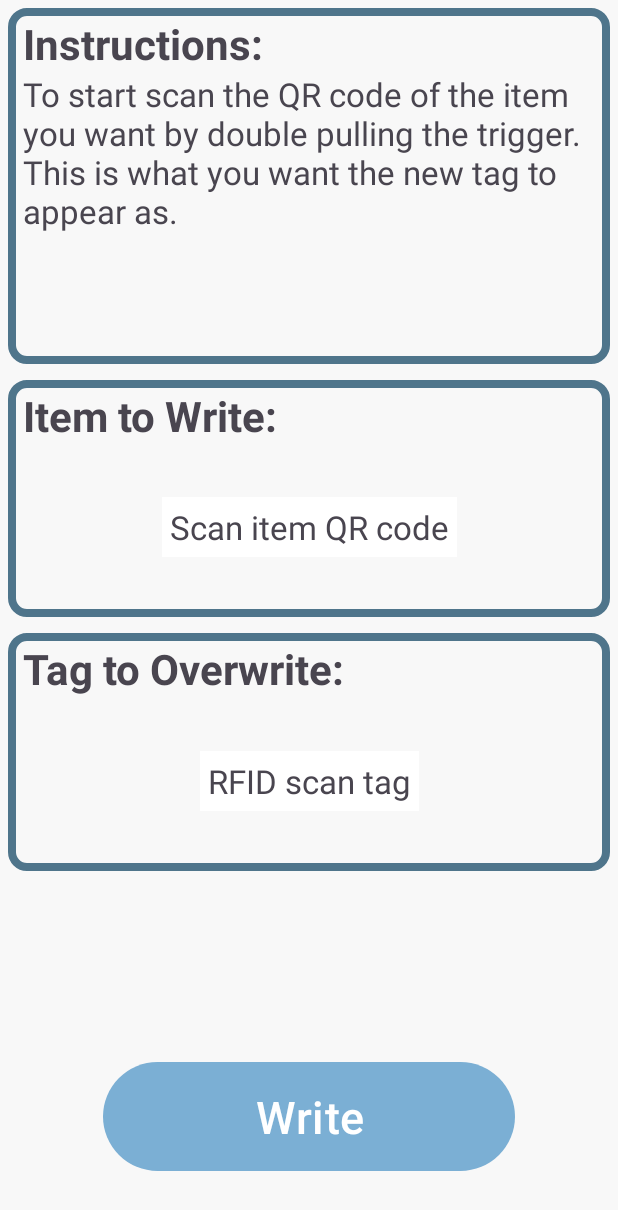
After one commit to Buttonlab/LabInventoryApp, an Android app: the layout fragment_write_tag.xml on its own in the app's theme, with its tools: preview values and no code run, on a phone screen of 412 x 824 dp. The commit adds this screen. Shown: the top 1210 px of the screen. Run offline under Robolectric (Android 15) with nearby library versions, the phone set to English and light mode, and no system bars.

Commit message:
Adding Write Tag page and making improvements on multiple pages

```diff
--- a/app/src/main/java/com/example/multipagetesting2/InventoryViewModel.kt
+++ b/app/src/main/java/com/example/multipagetesting2/InventoryViewModel.kt
@@ -56,7 +56,7 @@ class InventoryViewModel(): ViewModel() {
     private var mInventoryResponder: InventoryCommand
     private var mBarcodeResponder: BarcodeCommand
     //private val mAlertCommand: AlertCommand
-    val command: InventoryCommand
+    private val command: InventoryCommand
 
     init {
         //mCommander = outCommander
@@ -80,7 +80,7 @@ class InventoryViewModel(): ViewModel() {
         // Also capture the responses that were not from App commands
         mInventoryResponder.setCaptureNonLibraryResponses(true)
 
-        mInventoryResponder.transponderReceivedDelegate = ITransponderReceivedDelegate { transponder, moreAvailable ->
+        mInventoryResponder.transponderReceivedDelegate = ITransponderReceivedDelegate { transponder, _ ->
             if (sendRSSI) {
                 sendEpcRssiNotification("${transponder.epc}:${transponder.rssi}")
             }
--- a/app/src/main/java/com/example/multipagetesting2/MainActivity.kt
+++ b/app/src/main/java/com/example/multipagetesting2/MainActivity.kt
@@ -201,6 +201,11 @@ class  MainActivity : AppCompatActivity() {
             R.id.apiQueueFragment -> {
                 val navController = findNavController(R.id.nav_host_fragment_content_main)
                 navController.navigate(R.id.apiQueueFragment)
+                true
+            }
+            R.id.writeTagFragment -> {
+                val navController = findNavController(R.id.nav_host_fragment_content_main)
+                navController.navigate(R.id.writeTagFragment)
                 true
             }
             R.id.connect_reader_menu_item -> {
--- a/app/src/main/java/com/example/multipagetesting2/TagFinderFragment.kt
+++ b/app/src/main/java/com/example/multipagetesting2/TagFinderFragment.kt
@@ -425,8 +425,10 @@ class TagFinderFragment : Fragment() {
         }
 
         // Triggering the text changed listener if the user had selected a tag
-        if (basicModel.getSelectedTag().isNotEmpty()) {
-            mTargetTagEditText.setText(basicModel.getSelectedTag())
+        if (basicModel.writeTarget.isNotEmpty()) {
+            mTargetTagEditText.setText(basicModel.writeTarget)
+        } else if (basicModel.selectedTag.isNotEmpty()) {
+            mTargetTagEditText.setText(basicModel.selectedTag)
         }
 
         // Calling the API cells function
--- a/app/src/main/res/layout/fragment_summary.xml
+++ b/app/src/main/res/layout/fragment_summary.xml
@@ -4,7 +4,7 @@
     xmlns:tools="http://schemas.android.com/tools"
     android:layout_width="match_parent"
     android:layout_height="match_parent"
-    tools:context=".KillFragment"
+    tools:context=".SummaryFragment"
     android:background="@color/backgroundGray">
 
     <ScrollView
--- /dev/null
+++ b/app/src/main/res/layout/fragment_write_tag.xml
@@ -0,0 +1,157 @@
+<?xml version="1.0" encoding="utf-8"?>
+<androidx.constraintlayout.widget.ConstraintLayout xmlns:android="http://schemas.android.com/apk/res/android"
+    xmlns:app="http://schemas.android.com/apk/res-auto"
+    xmlns:tools="http://schemas.android.com/tools"
+    android:layout_width="match_parent"
+    android:layout_height="match_parent"
+    tools:context=".WriteTagFragment"
+    android:background="@color/backgroundGray">
+
+    <!--  This is the main vertical layout for the page -->
+    <LinearLayout
+        android:layout_width="match_parent"
+        android:layout_height="match_parent"
+        app:layout_constraintBottom_toBottomOf="parent"
+        app:layout_constraintEnd_toEndOf="parent"
+        app:layout_constraintStart_toStartOf="parent"
+        app:layout_constraintTop_toTopOf="parent"
+        android:orientation="vertical"
+        android:weightSum="10">
+
+        <!-- This holds the instructions area -->
+        <ScrollView
+            android:layout_width="match_parent"
+            android:layout_height="0dp"
+            android:layout_weight="3"
+            android:layout_margin="5dp"
+            android:background="@drawable/full_borders" >
+
+            <LinearLayout
+                android:layout_width="match_parent"
+                android:layout_height="wrap_content"
+                android:orientation="vertical">
+                <TextView
+                    android:layout_width="match_parent"
+                    android:layout_height="wrap_content"
+                    android:paddingHorizontal="5dp"
+                    android:textStyle="bold"
+                    android:text="Instructions:"
+                    android:textSize="28sp"/>
+
+                <TextView
+                    android:id="@+id/writeInstructions"
+                    android:layout_width="match_parent"
+                    android:layout_height="wrap_content"
+                    android:paddingHorizontal="5dp"
+                    android:textSize="22sp"
+                    android:text="@string/write_instructions_1"/>
+            </LinearLayout>
+
+
+
+        </ScrollView>
+
+        <!-- This will hold the data the user wants to write -->
+        <LinearLayout
+            android:layout_width="match_parent"
+            android:layout_height="0dp"
+            android:layout_weight="2"
+            android:layout_margin="5dp"
+            android:orientation="vertical"
+            android:background="@drawable/full_borders">
+
+            <TextView
+                android:layout_width="match_parent"
+                android:layout_height="wrap_content"
+                android:paddingHorizontal="5dp"
+                android:textStyle="bold"
+                android:text="Item to Write:"
+                android:textSize="28sp"/>
+
+            <androidx.constraintlayout.widget.ConstraintLayout
+                android:layout_width="match_parent"
+                android:layout_height="match_parent">
+                <TextView
+                    android:id="@+id/writeData"
+                    android:layout_width="wrap_content"
+                    android:layout_height="wrap_content"
+                    android:background="@color/white"
+                    android:padding="5dp"
+                    android:text="@string/scan_item_qr_code"
+                    android:textAlignment="center"
+                    android:textSize="22sp"
+                    app:layout_constraintBottom_toBottomOf="parent"
+                    app:layout_constraintEnd_toEndOf="parent"
+                    app:layout_constraintStart_toStartOf="parent"
+                    app:layout_constraintTop_toTopOf="parent" />
+            </androidx.constraintlayout.widget.ConstraintLayout>
+
+        </LinearLayout>
+
+        <!-- This will hold the target that will be overwritten -->
+        <LinearLayout
+            android:layout_width="match_parent"
+            android:layout_height="0dp"
+            android:layout_weight="2"
+            android:layout_margin="5dp"
+            android:orientation="vertical"
+            android:background="@drawable/full_borders">
+
+            <TextView
+                android:layout_width="match_parent"
+                android:layout_height="wrap_content"
+                android:paddingHorizontal="5dp"
+                android:textStyle="bold"
+                android:text="Tag to Overwrite:"
+                android:textSize="28sp"/>
+
+            <androidx.constraintlayout.widget.ConstraintLayout
+                android:layout_width="match_parent"
+                android:layout_height="match_parent">
+                <TextView
+                    android:id="@+id/targetEPC"
+                    android:layout_width="wrap_content"
+                    android:layout_height="wrap_content"
+                    android:background="@color/white"
+                    android:padding="5dp"
+                    android:text="@string/rfid_scan_tag"
+                    android:textAlignment="center"
+                    android:textSize="22sp"
+                    app:layout_constraintBottom_toBottomOf="parent"
+                    app:layout_constraintEnd_toEndOf="parent"
+                    app:layout_constraintStart_toStartOf="parent"
+                    app:layout_constraintTop_toTopOf="parent" />
+            </androidx.constraintlayout.widget.ConstraintLayout>
+
+        </LinearLayout>
+
+        <!-- This is a blank spacer -->
+        <LinearLayout
+            android:layout_width="match_parent"
+            android:layout_height="0dp"
+            android:layout_weight="1"/>
+
+        <!-- This is where the button to write the tag goes -->
+        <LinearLayout
+            android:layout_width="match_parent"
+            android:layout_height="0dp"
+            android:layout_weight="2"
+            android:orientation="horizontal"
+            android:weightSum="3"
+            android:gravity="center">
+
+            <Button
+                android:id="@+id/writeBtn"
+                android:layout_width="0dp"
+                android:layout_height="wrap_content"
+                android:padding="16dp"
+                android:layout_weight="2"
+                android:textSize="30sp"
+                android:text="Write"/>
+
+        </LinearLayout>
+
+
+    </LinearLayout>
+
+</androidx.constraintlayout.widget.ConstraintLayout>
--- a/app/src/main/res/menu/menu_main.xml
+++ b/app/src/main/res/menu/menu_main.xml
@@ -33,6 +33,10 @@
         android:title="API Queue"
         app:showAsAction="never" />
     <item
+        android:id="@+id/writeTagFragment"
+        android:title="Write Tag"
+        app:showAsAction="never" />
+    <item
         android:id="@+id/connect_reader_menu_item"
         android:title="@string/connect_reader_menu_item_text"
         app:showAsAction="never"/>
--- a/app/src/main/res/navigation/nav_graph.xml
+++ b/app/src/main/res/navigation/nav_graph.xml
@@ -41,4 +41,9 @@
         android:name="com.example.multipagetesting2.ApiQueueFragment"
         android:label="API Queue"
         tools:layout="@layout/fragment_api_queue" />
+    <fragment
+        android:id="@+id/writeTagFragment"
+        android:name="com.example.multipagetesting2.WriteTagFragment"
+        android:label="Write Tag"
+        tools:layout="@layout/fragment_write_tag" />
 </navigation>
--- a/app/src/main/res/values/strings.xml
+++ b/app/src/main/res/values/strings.xml
@@ -73,4 +73,10 @@
     <string name="tag_mucus_concentration_value">---tag mucus concentration value---</string>
     <string name="tag_harvest_date_value">---tag harvest date value---</string>
     <string name="failedLookupWarning">The scanned tag could not be found, if you are connected to the network it has likely been killed already!</string>
+    <string name="write_instructions_1">To start scan the QR code of the item you want by double pulling the trigger. This is what you want the new tag to appear as.</string>
+    <string name="rfid_scan_tag">RFID scan tag</string>
+    <string name="scan_item_qr_code">Scan item QR code</string>
+    <string name="write_instructions_2">Next you need to scan the tag you want to overwrite with the RFID by holding the trigger. It will try to select the closest tag but you can tap on it and go to Tag Finder to verify you are targeting the correct tag.</string>
+    <string name="write_instructions_3">Next you need to scan the QR code of the item you want by double pulling the trigger. This is what you want the new tag to appear as.</string>
+    <string name="write_instructions_4">Now that you have both simply tap \'Write\' at the bottom while pointing the reader at the tag to overwrite. A popup will show success or failure.</string>
 </resources>
```
Also changed, not shown: app/src/main/java/com/example/multipagetesting2/BasicViewModel.kt (+19 -12 lines), app/src/main/java/com/example/multipagetesting2/InventoryFragment.kt (+6 -3 lines), app/src/main/java/com/example/multipagetesting2/KillFragment.kt (+12 -3 lines), app/src/main/java/com/example/multipagetesting2/SummaryFragment.kt (+6 -2 lines), app/src/main/java/com/example/multipagetesting2/WriteTagFragment.kt (added, +257 -0 lines), app/src/main/java/com/example/multipagetesting2/WriteTagViewModel.kt (added, +167 -0 lines), app/src/main/java/com/example/multipagetesting2/utilCode.kt (+7 -2 lines).
